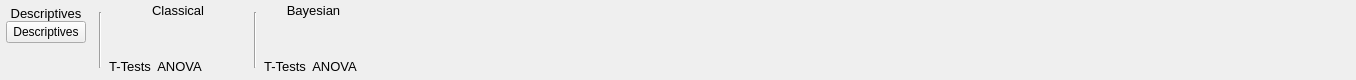
Before: the Qt Designer form JASP-Desktop/ribbonanalysis.ui in jasp-stats/jasp-desktop, drawn with Qt 5.
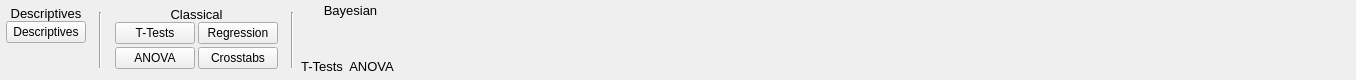
After: the same form once the commit is applied. Icons and pictures are not drawn. Custom widgets are drawn as their Qt base class.

What changed in the file:
```diff
--- a/JASP-Desktop/ribbonanalysis.ui
+++ b/JASP-Desktop/ribbonanalysis.ui
@@ -131,38 +131,23 @@
    </item>
    <item row="0" column="2">
     <widget class="QWidget" name="widget_2" native="true">
-     <layout class="QGridLayout" name="gridLayout">
+     <layout class="QVBoxLayout" name="verticalLayout_2">
+      <property name="spacing">
+       <number>0</number>
+      </property>
       <property name="leftMargin">
-       <number>0</number>
+       <number>6</number>
       </property>
       <property name="topMargin">
-       <number>0</number>
+       <number>6</number>
       </property>
       <property name="rightMargin">
-       <number>0</number>
+       <number>6</number>
       </property>
       <property name="bottomMargin">
        <number>0</number>
       </property>
-      <property name="verticalSpacing">
-       <number>0</number>
-      </property>
-      <item row="3" column="1">
-       <widget class="QLabel" name="label_2">
-        <property name="font">
-         <font>
-          <pointsize>10</pointsize>
-         </font>
-        </property>
-        <property name="text">
-         <string>T-Tests</string>
-        </property>
-        <property name="alignment">
-         <set>Qt::AlignCenter</set>
-        </property>
-       </widget>
-      </item>
-      <item row="0" column="1" colspan="3">
+      <item>
        <widget class="QLabel" name="label_5">
         <property name="minimumSize">
          <size>
@@ -189,175 +174,63 @@
         </property>
        </widget>
       </item>
-      <item row="1" column="2">
-       <widget class="QPushButton" name="classicalAnovaButton">
-        <property name="minimumSize">
-         <size>
-          <width>0</width>
-          <height>32</height>
-         </size>
-        </property>
-        <property name="styleSheet">
-         <string notr="true">QWidget {
-	font-size: 11px;
-	text-decoration: none;
-	font-family: &quot;Lucida Grande&quot;, &quot;Lucida Sans Unicode&quot;, sans-serif;
-	font-weight:normal;
-	color: #000;
-	border: none;
-
-	margin: 0 4px ;
-	padding: 4px 0 ;
-}
-
-QPushButton::menu-indicator {
-	image: none ;
-}
-
-
-QWidget::hover {
-	border-radius: 4px;
-	border:1px solid #9a9a9a;
-
-	/*background-color: qlineargradient(spread:reflect, x1:0, y1:1, x2:0, y2:0, stop:0 rgba(235, 235, 235, 255), stop:0.5 rgba(245, 245, 245, 255), stop:0.527094 rgba(243, 243, 243, 255), stop:1 rgba(255, 255, 255, 255))*/
-}
-
-QWidget::pressed {
-	/*background-color: qlineargradient(spread:pad, x1:0, y1:1, x2:0, y2:0, stop:0 rgba(211, 247, 253, 255), stop:0.339901 rgba(135, 197, 251, 255), stop:0.605911 rgba(161, 209, 249, 255), stop:1 rgba(212, 233, 252, 255));*/
-
-background-color: qlineargradient(spread:pad, x1:0, y1:1, x2:0, y2:0, stop:0 rgba(235, 235, 235, 255), stop:0.389163 rgba(213, 213, 213, 255), stop:0.610837 rgba(213, 213, 213, 255), stop:1 rgba(255, 255, 255, 255))
-}</string>
-        </property>
-        <property name="icon">
-         <iconset resource="resources/icons.qrc">
-          <normaloff>:/icons/tools-wizard.png</normaloff>:/icons/tools-wizard.png</iconset>
-        </property>
-        <property name="iconSize">
-         <size>
-          <width>48</width>
-          <height>32</height>
-         </size>
-        </property>
-       </widget>
-      </item>
-      <item row="3" column="2">
-       <widget class="QLabel" name="label_3">
-        <property name="font">
-         <font>
-          <pointsize>10</pointsize>
-         </font>
-        </property>
-        <property name="text">
-         <string>ANOVA</string>
-        </property>
-        <property name="alignment">
-         <set>Qt::AlignCenter</set>
-        </property>
-       </widget>
-      </item>
-      <item row="1" column="1">
-       <widget class="QPushButton" name="classicalTTestButton">
-        <property name="minimumSize">
-         <size>
-          <width>0</width>
-          <height>32</height>
-         </size>
-        </property>
-        <property name="styleSheet">
-         <string notr="true">QWidget {
-	font-size: 11px;
-	text-decoration: none;
-	font-family: &quot;Lucida Grande&quot;, &quot;Lucida Sans Unicode&quot;, sans-serif;
-	font-weight:normal;
-	color: #000;
-	border: none;
-
-	margin: 0 4px ;
-	padding: 4px 0 ;
-}
-
-QPushButton::menu-indicator {
-	image: none ;
-}
-
-
-QWidget::hover {
-	border-radius: 4px;
-	border:1px solid #9a9a9a;
-
-	/*background-color: qlineargradient(spread:reflect, x1:0, y1:1, x2:0, y2:0, stop:0 rgba(235, 235, 235, 255), stop:0.5 rgba(245, 245, 245, 255), stop:0.527094 rgba(243, 243, 243, 255), stop:1 rgba(255, 255, 255, 255))*/
-}
-
-QWidget::pressed {
-	/*background-color: qlineargradient(spread:pad, x1:0, y1:1, x2:0, y2:0, stop:0 rgba(211, 247, 253, 255), stop:0.339901 rgba(135, 197, 251, 255), stop:0.605911 rgba(161, 209, 249, 255), stop:1 rgba(212, 233, 252, 255));*/
-
-background-color: qlineargradient(spread:pad, x1:0, y1:1, x2:0, y2:0, stop:0 rgba(235, 235, 235, 255), stop:0.389163 rgba(213, 213, 213, 255), stop:0.610837 rgba(213, 213, 213, 255), stop:1 rgba(255, 255, 255, 255))
-}</string>
-        </property>
-        <property name="icon">
-         <iconset resource="resources/icons.qrc">
-          <normaloff>:/icons/analysis-ttest.png</normaloff>:/icons/analysis-ttest.png</iconset>
-        </property>
-        <property name="iconSize">
-         <size>
-          <width>48</width>
-          <height>32</height>
-         </size>
-        </property>
-       </widget>
-      </item>
-      <item row="1" column="3">
-       <widget class="QPushButton" name="classicalRegressionButton">
-        <property name="minimumSize">
-         <size>
-          <width>0</width>
-          <height>32</height>
-         </size>
-        </property>
-        <property name="styleSheet">
-         <string notr="true">QWidget {
-	font-size: 11px;
-	text-decoration: none;
-	font-family: &quot;Lucida Grande&quot;, &quot;Lucida Sans Unicode&quot;, sans-serif;
-	font-weight:normal;
-	color: #000;
-	border: none;
-
-	margin: 0 4px ;
-	padding: 4px 0 ;
-}
-
-QPushButton::menu-indicator {
-	image: none ;
-}
-
-
-QWidget::hover {
-	border-radius: 4px;
-	border:1px solid #9a9a9a;
-
-	/*background-color: qlineargradient(spread:reflect, x1:0, y1:1, x2:0, y2:0, stop:0 rgba(235, 235, 235, 255), stop:0.5 rgba(245, 245, 245, 255), stop:0.527094 rgba(243, 243, 243, 255), stop:1 rgba(255, 255, 255, 255))*/
-}
-
-QWidget::pressed {
-	/*background-color: qlineargradient(spread:pad, x1:0, y1:1, x2:0, y2:0, stop:0 rgba(211, 247, 253, 255), stop:0.339901 rgba(135, 197, 251, 255), stop:0.605911 rgba(161, 209, 249, 255), stop:1 rgba(212, 233, 252, 255));*/
-
-background-color: qlineargradient(spread:pad, x1:0, y1:1, x2:0, y2:0, stop:0 rgba(235, 235, 235, 255), stop:0.389163 rgba(213, 213, 213, 255), stop:0.610837 rgba(213, 213, 213, 255), stop:1 rgba(255, 255, 255, 255))
-}</string>
-        </property>
-        <property name="text">
-         <string/>
-        </property>
-        <property name="icon">
-         <iconset resource="resources/icons.qrc">
-          <normaloff>:/icons/applications-development.png</normaloff>:/icons/applications-development.png</iconset>
-        </property>
-        <property name="iconSize">
-         <size>
-          <width>48</width>
-          <height>32</height>
-         </size>
-        </property>
+      <item>
+       <widget class="QWidget" name="widget_4" native="true">
+        <layout class="QGridLayout" name="gridLayout">
+         <property name="leftMargin">
+          <number>0</number>
+         </property>
+         <property name="topMargin">
+          <number>0</number>
+         </property>
+         <property name="rightMargin">
+          <number>0</number>
+         </property>
+         <property name="bottomMargin">
+          <number>0</number>
+         </property>
+         <property name="spacing">
+          <number>3</number>
+         </property>
+         <item row="2" column="0">
+          <widget class="QWidget" name="widget_5" native="true">
+           <property name="sizePolicy">
+            <sizepolicy hsizetype="Preferred" vsizetype="Preferred">
+             <horstretch>0</horstretch>
+             <verstretch>1</verstretch>
+            </sizepolicy>
+           </property>
+          </widget>
+         </item>
+         <item row="0" column="0">
+          <widget class="RibbonButton" name="classicalTTestButton">
+           <property name="text">
+            <string>T-Tests</string>
+           </property>
+          </widget>
+         </item>
+         <item row="1" column="0">
+          <widget class="RibbonButton" name="classicalAnovaButton">
+           <property name="text">
+            <string>ANOVA</string>
+           </property>
+          </widget>
+         </item>
+         <item row="0" column="2">
+          <widget class="RibbonButton" name="classicalRegressionButton">
+           <property name="text">
+            <string>Regression</string>
+           </property>
+          </widget>
+         </item>
+         <item row="1" column="2">
+          <widget class="RibbonButton" name="classicalCrosstabsButton">
+           <property name="text">
+            <string>Crosstabs</string>
+           </property>
+          </widget>
+         </item>
+        </layout>
        </widget>
       </item>
      </layout>
```
Left out of the diff: 32 changed lines with no effect on the pictures.
